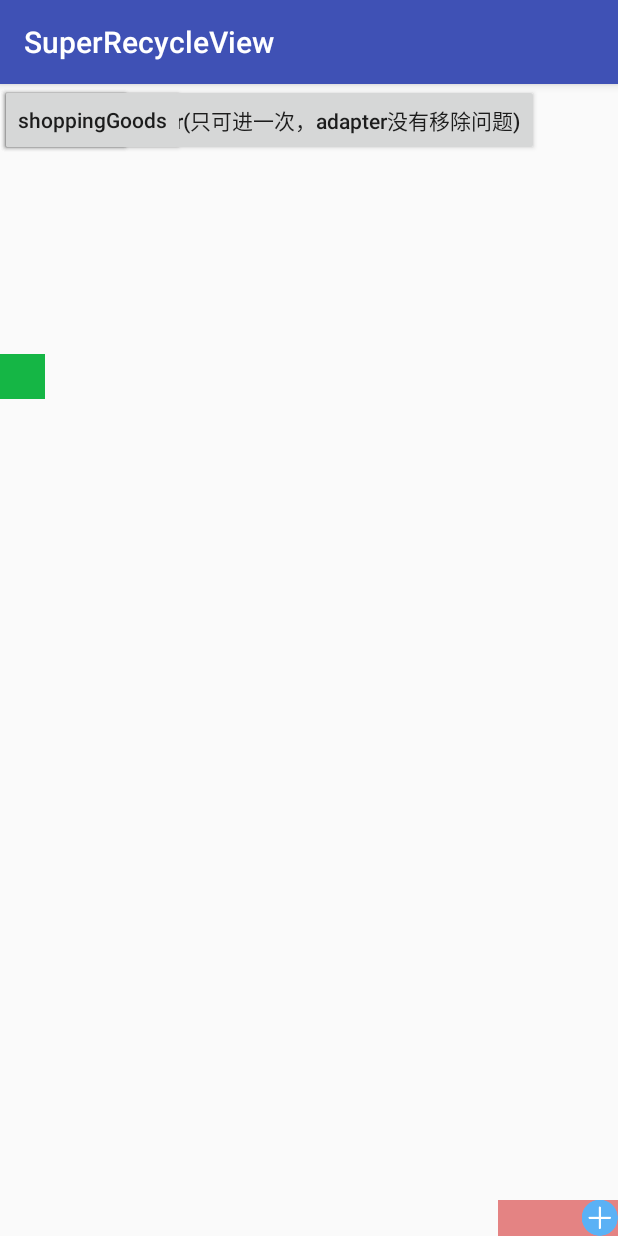
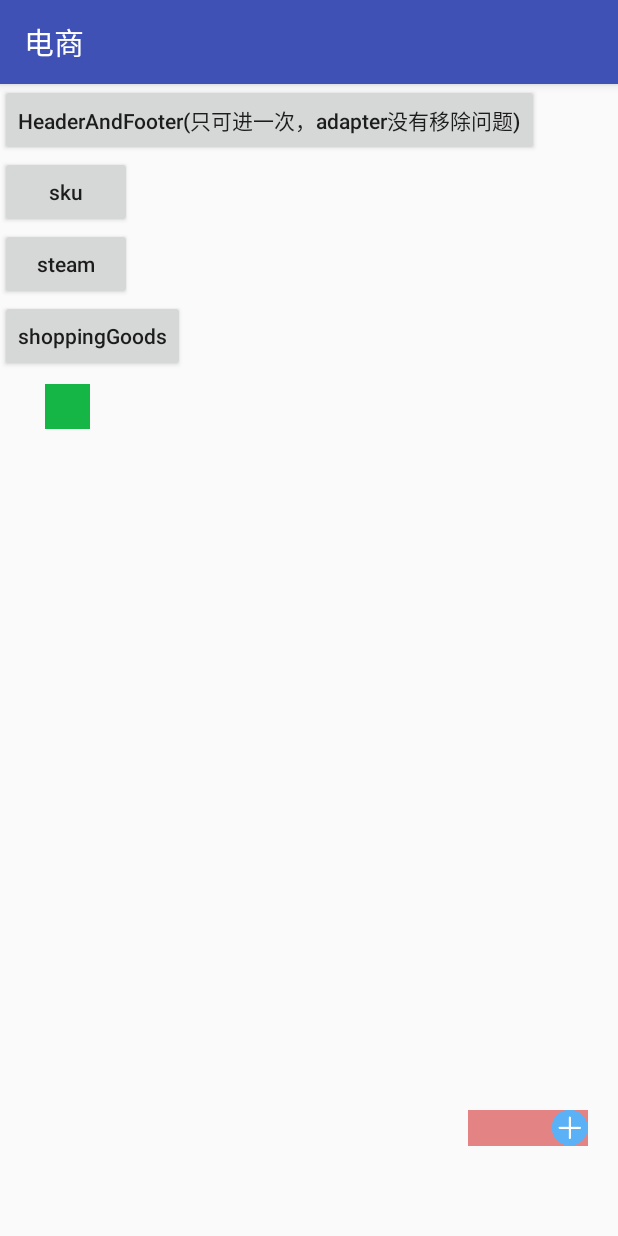
Before and after one commit to yhbuao/SuperRecycleView-master-master, an Android app: the screen it shows after launch (MainActivity), on a phone screen of 412 x 824 dp. Run offline under Robolectric (Android 15) with nearby library versions, the phone set to English and light mode, and no system bars; our stand-ins replace ButterKnife; libraries missing offline, so code that uses them is left out: com.orhanobut.logger; 1 statement that could not run was skipped.

Commit message:
修改购物车数量显示

```diff
--- a/app/src/main/res/layout/activity_main.xml
+++ b/app/src/main/res/layout/activity_main.xml
@@ -1,5 +1,6 @@
 <?xml version="1.0" encoding="utf-8"?>
 <RelativeLayout
+    android:id="@+id/ll"
     xmlns:android="http://schemas.android.com/apk/res/android"
     xmlns:app="http://schemas.android.com/apk/res-auto"
     xmlns:tools="http://schemas.android.com/tools"
@@ -7,7 +8,6 @@
     android:layout_height="match_parent"
     android:gravity="center_horizontal"
     android:orientation="vertical"
-    android:id="@+id/ll"
     tools:context=".ui.activity.MainActivity">
 
     <Button
@@ -21,6 +21,7 @@
         android:id="@+id/btn_sku"
         android:layout_width="wrap_content"
         android:layout_height="wrap_content"
+        android:layout_below="@+id/btn_headerAndFooter"
         android:text="sku"
         android:textAllCaps="false"/>
 
@@ -28,6 +29,7 @@
         android:id="@+id/btn_steam"
         android:layout_width="wrap_content"
         android:layout_height="wrap_content"
+        android:layout_below="@+id/btn_sku"
         android:text="steam"
         android:textAllCaps="false"/>
 
@@ -35,22 +37,32 @@
         android:id="@+id/btn_shoppingGoods"
         android:layout_width="wrap_content"
         android:layout_height="wrap_content"
+        android:layout_below="@+id/btn_steam"
         android:text="shoppingGoods"
         android:textAllCaps="false"/>
 
     <com.yhbuao.superrecycleview.ui.wedgit.AddOrReduceView
         android:id="@+id/addOrReduceView"
-        android:layout_alignParentRight="true"
-        android:layout_alignParentBottom="true"
         android:layout_width="wrap_content"
         android:layout_height="wrap_content"
-        android:layout_marginTop="60dp"/>
+        android:layout_alignParentBottom="true"
+        android:layout_alignParentRight="true"
+        android:layout_marginBottom="60dp"
+        android:layout_marginRight="20dp"/>
 
     <ImageView
         android:id="@+id/iv"
+        android:layout_width="30dp"
+        android:layout_height="30dp"
+        android:layout_marginLeft="30dp"
+        android:layout_marginTop="200dp"
+        android:background="#15b645"/>
 
-        android:background="#15b645"
-        android:layout_marginTop="180dp"
-        android:layout_width="30dp"
-        android:layout_height="30dp"/>
+    <TextView
+        android:id="@+id/tv_allCount"
+        android:layout_marginBottom="20dp"
+        android:layout_width="wrap_content"
+        android:layout_height="wrap_content"
+        android:layout_alignParentBottom="true"
+        tools:text="dhsjchsd"/>
 </RelativeLayout>
--- a/app/src/main/res/values/strings.xml
+++ b/app/src/main/res/values/strings.xml
@@ -1,5 +1,5 @@
 <resources>
-    <string name="app_name">SuperRecycleView</string>
+    <string name="app_name">电商</string>
     <string name="jsonData">{
         "attributes": [
         {
```
Also changed, not shown: app/src/main/java/com/yhbuao/superrecycleview/ui/activity/MainActivity.java (+14 -2 lines), app/src/main/java/com/yhbuao/superrecycleview/ui/wedgit/AddOrReduceView.kt (+10 -7 lines).
